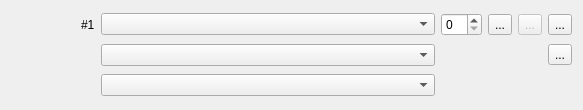
This is editor/gui/palettematerial.ui in ensisoft/detonator as Qt 5 draws it before an edit. The edited form follows.
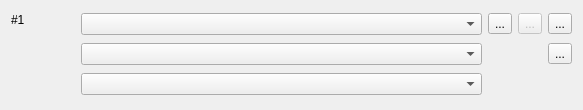
This is the edited form. Icons and pictures are not drawn.

```diff
--- a/editor/gui/palettematerial.ui
+++ b/editor/gui/palettematerial.ui
@@ -28,6 +28,19 @@
   <layout class="QHBoxLayout" name="horizontalLayout">
    <item>
     <layout class="QVBoxLayout" name="verticalLayout">
+     <item>
+      <widget class="QLabel" name="label">
+       <property name="sizePolicy">
+        <sizepolicy hsizetype="Maximum" vsizetype="Preferred">
+         <horstretch>0</horstretch>
+         <verstretch>0</verstretch>
+        </sizepolicy>
+       </property>
+       <property name="text">
+        <string>#1</string>
+       </property>
+      </widget>
+     </item>
      <item>
       <widget class="QLabel" name="preview">
        <property name="sizePolicy">
@@ -60,50 +73,7 @@
    </item>
    <item>
     <layout class="QGridLayout" name="gridLayout">
-     <item row="0" column="0">
-      <widget class="QLabel" name="label">
-       <property name="sizePolicy">
-        <sizepolicy hsizetype="Maximum" vsizetype="Preferred">
-         <horstretch>0</horstretch>
-         <verstretch>0</verstretch>
-        </sizepolicy>
-       </property>
-       <property name="text">
-        <string>#1</string>
-       </property>
-      </widget>
-     </item>
-     <item row="1" column="1">
-      <widget class="QComboBox" name="cmbDrawable">
-       <property name="toolTip">
-        <string>Drawable shape that is set on the tile</string>
-       </property>
-       <property name="placeholderText">
-        <string>Nothing</string>
-       </property>
-      </widget>
-     </item>
      <item row="0" column="3">
-      <widget class="QToolButton" name="btnSelectMaterial">
-       <property name="toolTip">
-        <string>Select material at palette index</string>
-       </property>
-       <property name="text">
-        <string>...</string>
-       </property>
-       <property name="icon">
-        <iconset resource="../resource/resource.qrc">
-         <normaloff>:/16x16_ico_png/material.png</normaloff>:/16x16_ico_png/material.png</iconset>
-       </property>
-       <property name="arrowType">
-        <enum>Qt::NoArrow</enum>
-       </property>
-      </widget>
-     </item>
-     <item row="2" column="1">
-      <widget class="QComboBox" name="cmbOcclusion"/>
-     </item>
-     <item row="0" column="4">
       <widget class="QToolButton" name="btnSetMaterialParams">
        <property name="enabled">
         <bool>false</bool>
@@ -120,6 +90,39 @@
        </property>
       </widget>
      </item>
+     <item row="2" column="1">
+      <widget class="QComboBox" name="cmbOcclusion"/>
+     </item>
+     <item row="1" column="1">
+      <widget class="QComboBox" name="cmbDrawable">
+       <property name="toolTip">
+        <string>Drawable shape that is set on the tile</string>
+       </property>
+       <property name="placeholderText">
+        <string>Builtin Tile Shape</string>
+       </property>
+      </widget>
+     </item>
+     <item row="0" column="4">
+      <widget class="QToolButton" name="btnResetMaterial">
+       <property name="toolTip">
+        <string>Reset material to nothing at palette index</string>
+       </property>
+       <property name="text">
+        <string>...</string>
+       </property>
+       <property name="icon">
+        <iconset resource="../resource/resource.qrc">
+         <normaloff>:/16x16_ico_png/reset.png</normaloff>:/16x16_ico_png/reset.png</iconset>
+       </property>
+       <property name="autoRaise">
+        <bool>false</bool>
+       </property>
+       <property name="arrowType">
+        <enum>Qt::NoArrow</enum>
+       </property>
+      </widget>
+     </item>
      <item row="0" column="1">
       <widget class="QComboBox" name="cmbMaterial">
        <property name="sizePolicy">
@@ -132,44 +135,28 @@
         <string>Material that is set on the tile</string>
        </property>
        <property name="placeholderText">
-        <string>Nothing</string>
+        <string/>
        </property>
       </widget>
      </item>
      <item row="0" column="2">
-      <widget class="QSpinBox" name="tileIndex">
-       <property name="sizePolicy">
-        <sizepolicy hsizetype="Maximum" vsizetype="Fixed">
-         <horstretch>0</horstretch>
-         <verstretch>0</verstretch>
-        </sizepolicy>
-       </property>
+      <widget class="QToolButton" name="btnSelectMaterial">
        <property name="toolTip">
-        <string>Tilemap material tile index</string>
-       </property>
-      </widget>
-     </item>
-     <item row="0" column="5">
-      <widget class="QToolButton" name="btnResetMaterial">
-       <property name="toolTip">
-        <string>Reset material to nothing at palette index</string>
+        <string>Select material at palette index</string>
        </property>
        <property name="text">
         <string>...</string>
        </property>
        <property name="icon">
         <iconset resource="../resource/resource.qrc">
-         <normaloff>:/16x16_ico_png/reset.png</normaloff>:/16x16_ico_png/reset.png</iconset>
-       </property>
-       <property name="autoRaise">
-        <bool>false</bool>
+         <normaloff>:/16x16_ico_png/material.png</normaloff>:/16x16_ico_png/material.png</iconset>
        </property>
        <property name="arrowType">
         <enum>Qt::NoArrow</enum>
        </property>
       </widget>
      </item>
-     <item row="1" column="5">
+     <item row="1" column="4">
       <widget class="QToolButton" name="btnResetDrawable">
        <property name="toolTip">
         <string>Reset material to nothing at palette index</string>
```
Left out of the diff: 1 changed line with no effect on the pictures.
